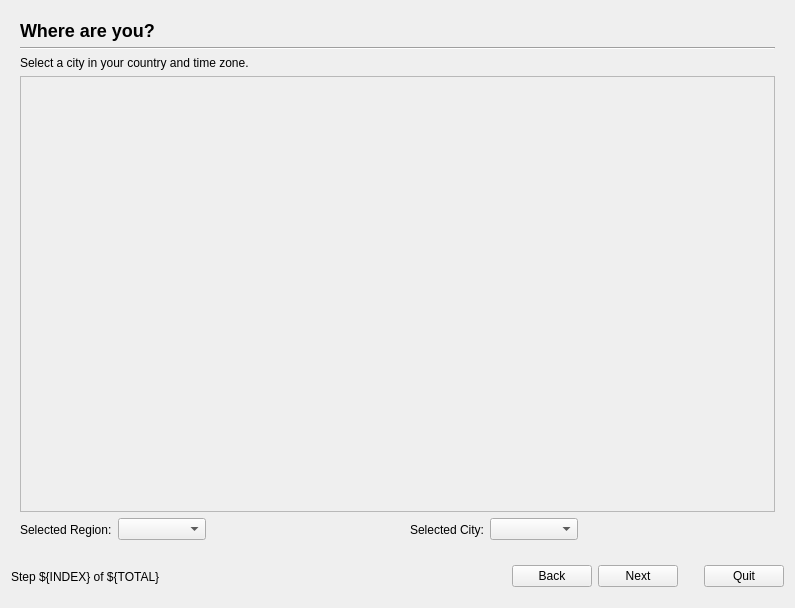
chenhan1218/ubiquity, file gui/qt/liveinstaller.ui: the form before one commit.
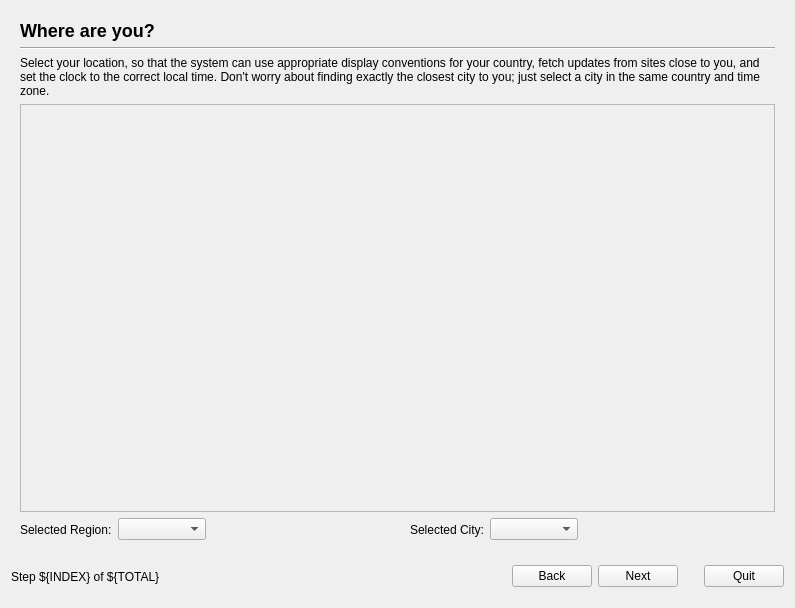
The form after the commit. The open tabs and pages were chosen to show the change. Icons and pictures are not drawn.

Commit message: Elaborate on the purpose of timezone selection in the heading, to better assist those confused about the need to select a city.  Thanks Colin Watson.

The edit to the form file:
```diff
--- a/gui/qt/liveinstaller.ui
+++ b/gui/qt/liveinstaller.ui
@@ -290,7 +290,7 @@
        <item row="2" column="0" >
         <widget class="QLabel" name="timezone_comment_label" >
          <property name="text" >
-          <string>Select a city in your country and time zone.</string>
+	  <string>Select your location, so that the system can use appropriate display conventions for your country, fetch updates from sites close to you, and set the clock to the correct local time. Don't worry about finding exactly the closest city to you; just select a city in the same country and time zone.</string>
          </property>
          <property name="wordWrap" >
           <bool>true</bool>
```
The commit also changes 3 other files.
